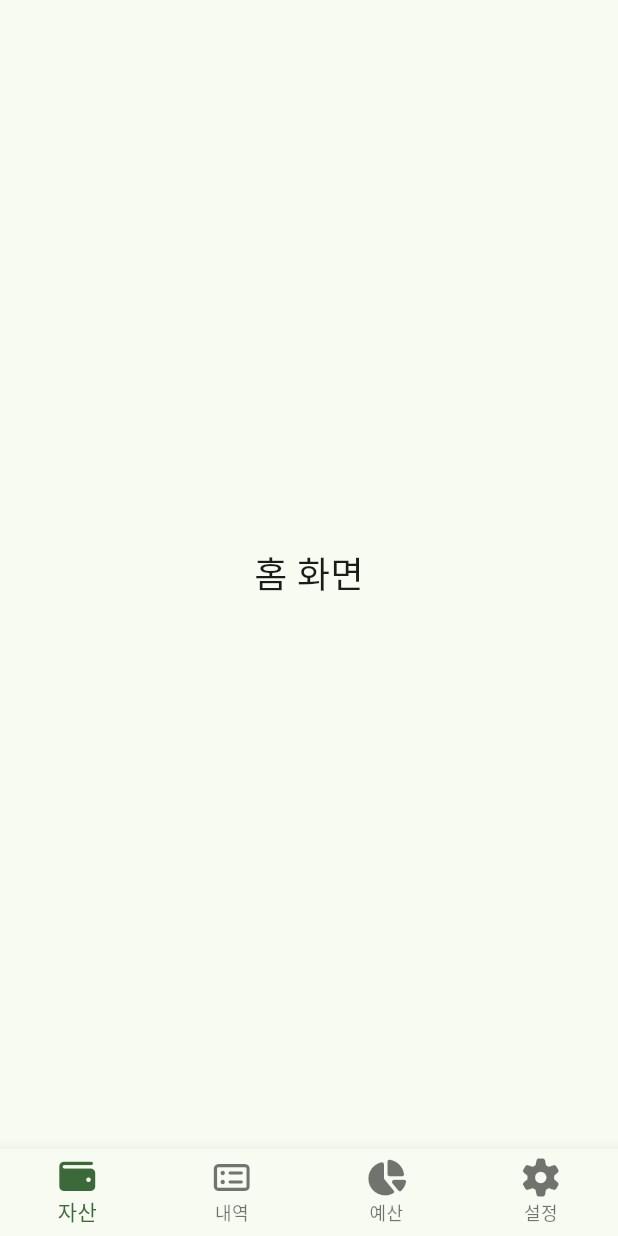
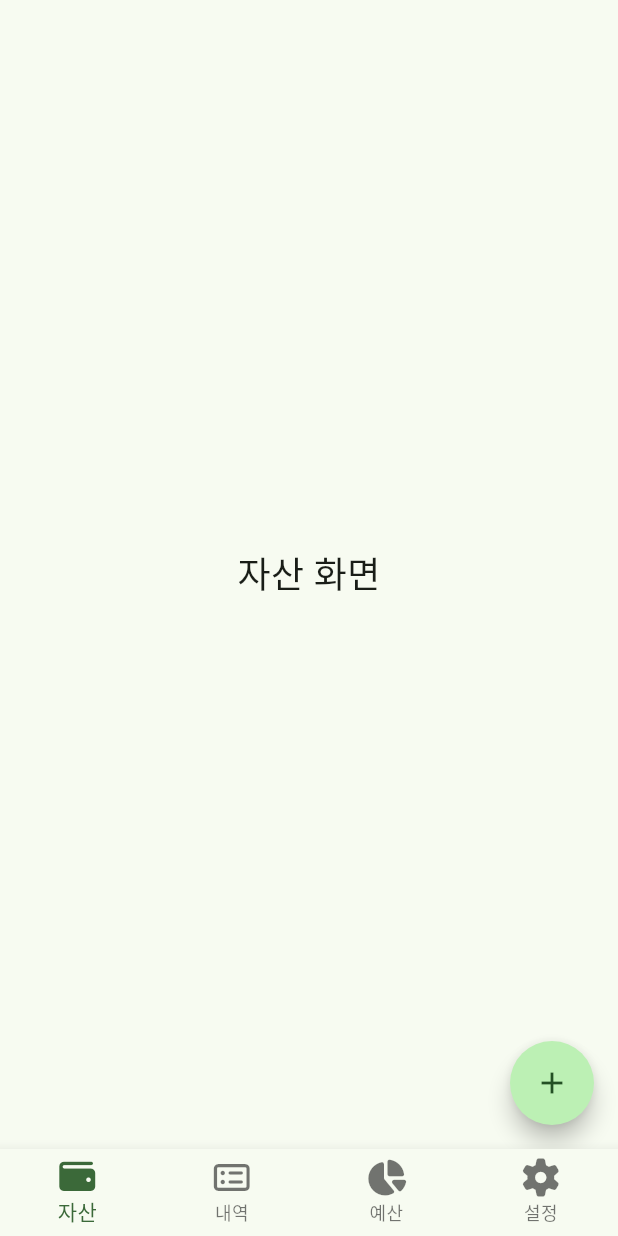
Before and after one commit to lklab/money-note, a Flutter app: the screen it shows after launch, on a phone screen of 412 x 824 dp. Run offline on Flutter 3.47's test engine with Material 3 defaults, Android fonts, the phone set to English and light mode, and no system bars; drawn by our look-alikes of flutter_speed_dial; our stand-ins replace flutter_riverpod, font_awesome_flutter; Roboto replaces fonts that are missing (NotoSansKR).

Commit message:
자산 페이지 추가

```diff
--- a/money_note_flutter/lib/main.dart
+++ b/money_note_flutter/lib/main.dart
@@ -22,16 +22,6 @@ class MainApp extends ConsumerStatefulWidget {
 
 class _MainAppState extends ConsumerState<MainApp> {
   @override
-  void initState() {
-    super.initState();
-  }
-
-  @override
-  void dispose() {
-    super.dispose();
-  }
-
-  @override
   Widget build(BuildContext context) {
     return MaterialApp(
       title: 'Money Note',
--- /dev/null
+++ b/money_note_flutter/lib/pages/asset_page.dart
@@ -0,0 +1,43 @@
+import 'package:flutter/material.dart';
+import 'package:flutter_speed_dial/flutter_speed_dial.dart';
+import 'package:font_awesome_flutter/font_awesome_flutter.dart';
+
+class AssetPage extends StatefulWidget {
+  const AssetPage({super.key});
+
+  @override
+  State<AssetPage> createState() => _AssetPageState();
+}
+
+class _AssetPageState extends State<AssetPage> {
+  @override
+  Widget build(BuildContext context) {
+    return Scaffold(
+      body: const Center(child: Text('자산 화면', style: TextStyle(fontSize: 24))),
+      floatingActionButton: SpeedDial(
+        icon: Icons.add,
+        activeIcon: Icons.close,
+        spacing: 10,
+        spaceBetweenChildren: 10,
+        children: [
+          SpeedDialChild(
+            child: const FaIcon(FontAwesomeIcons.creditCard),
+            label: '자산 추가',
+            backgroundColor: Theme.of(context).colorScheme.secondaryContainer,
+            onTap: () {
+              debugPrint('지출 추가 선택');
+            },
+          ),
+          SpeedDialChild(
+            child: const FaIcon(FontAwesomeIcons.folderOpen),
+            label: '자산 그룹 추가',
+            backgroundColor: Theme.of(context).colorScheme.secondaryContainer,
+            onTap: () {
+              debugPrint('수입 추가 선택');
+            },
+          ),
+        ],
+      ),
+    );
+  }
+}
--- a/money_note_flutter/lib/pages/main_page.dart
+++ b/money_note_flutter/lib/pages/main_page.dart
@@ -1,5 +1,6 @@
 import 'package:flutter/material.dart';
 import 'package:font_awesome_flutter/font_awesome_flutter.dart';
+import 'package:money_note_flutter/pages/asset_page.dart';
 
 class MainPage extends StatefulWidget {
   const MainPage({super.key});
@@ -13,7 +14,7 @@ class _MainPageState extends State<MainPage> {
 
   // 표시할 화면 목록
   final List<Widget> _pages = const [
-    Center(child: Text('홈 화면', style: TextStyle(fontSize: 24))),
+    AssetPage(),
     Center(child: Text('검색 화면', style: TextStyle(fontSize: 24))),
     Center(child: Text('알림 화면', style: TextStyle(fontSize: 24))),
     Center(child: Text('설정 화면', style: TextStyle(fontSize: 24))),
--- a/money_note_flutter/pubspec.yaml
+++ b/money_note_flutter/pubspec.yaml
@@ -10,6 +10,7 @@ dependencies:
   flutter:
     sdk: flutter
   flutter_riverpod: ^3.0.1
+  flutter_speed_dial: ^7.0.0
   font_awesome_flutter: ^10.10.0
 
 dev_dependencies:
```
Also changed, not shown: money_note_flutter/pubspec.lock.
